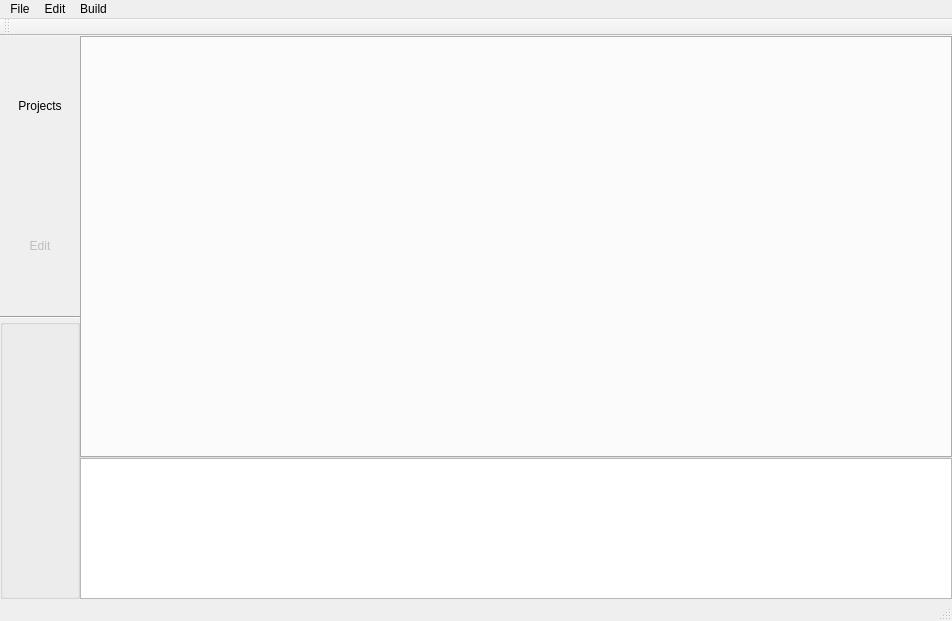
Before: the Qt Designer form mainwindow.ui in libresilicon/qtflow, drawn with Qt 5.
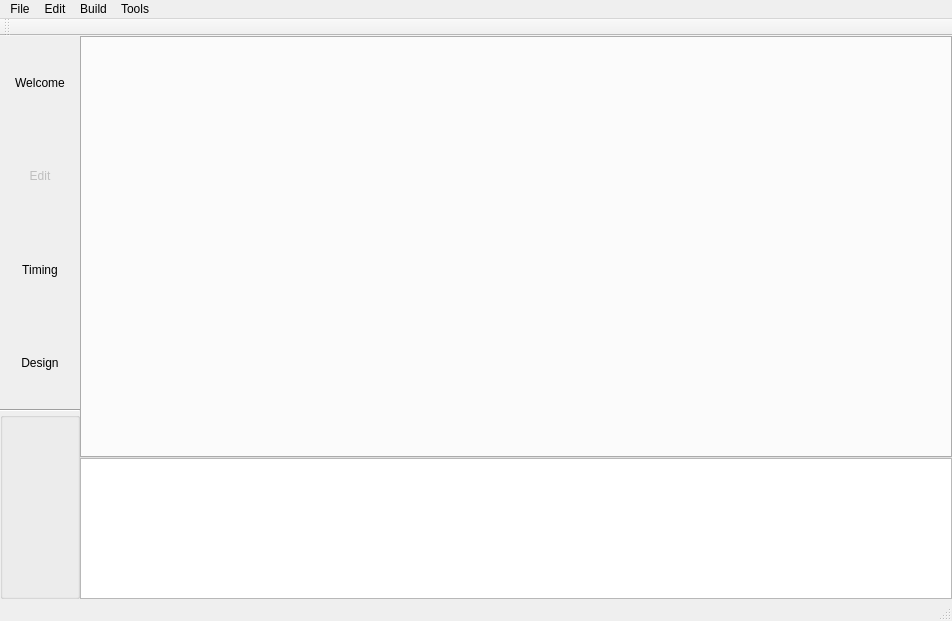
After: the same form once the commit is applied.

The edit to the form file:
```diff
--- a/mainwindow.ui
+++ b/mainwindow.ui
@@ -35,7 +35,7 @@
     </property>
     <item>
      <widget class="QFrame" name="buttonGroup">
-      <layout class="QVBoxLayout" name="verticalLayout" stretch="1,1,0,2">
+      <layout class="QVBoxLayout" name="verticalLayout" stretch="1,1,1,1,0,2">
        <property name="spacing">
         <number>0</number>
        </property>
@@ -59,14 +59,8 @@
            <verstretch>0</verstretch>
           </sizepolicy>
          </property>
-         <property name="minimumSize">
-          <size>
-           <width>0</width>
-           <height>0</height>
-          </size>
-         </property>
          <property name="text">
-          <string>Projects</string>
+          <string>Welcome</string>
          </property>
          <property name="flat">
           <bool>true</bool>
@@ -98,6 +92,38 @@
          </property>
         </widget>
        </item>
+       <item>
+        <widget class="QPushButton" name="mainTiming">
+         <property name="sizePolicy">
+          <sizepolicy hsizetype="Minimum" vsizetype="Expanding">
+           <horstretch>0</horstretch>
+           <verstretch>0</verstretch>
+          </sizepolicy>
+         </property>
+         <property name="text">
+          <string>Timing</string>
+         </property>
+         <property name="flat">
+          <bool>true</bool>
+         </property>
+        </widget>
+       </item>
+       <item>
+        <widget class="QPushButton" name="mainDesign">
+         <property name="sizePolicy">
+          <sizepolicy hsizetype="Minimum" vsizetype="Expanding">
+           <horstretch>0</horstretch>
+           <verstretch>0</verstretch>
+          </sizepolicy>
+         </property>
+         <property name="text">
+          <string>Design</string>
+         </property>
+         <property name="flat">
+          <bool>true</bool>
+         </property>
+        </widget>
+       </item>
        <item>
         <widget class="Line" name="bottomLeftLine">
          <property name="orientation">
@@ -181,9 +207,16 @@
     <addaction name="separator"/>
     <addaction name="quickBuild"/>
    </widget>
+   <widget class="QMenu" name="menuTools">
+    <property name="title">
+     <string>Tools</string>
+    </property>
+    <addaction name="menuOptions"/>
+   </widget>
    <addaction name="menuFile"/>
    <addaction name="menuEdit"/>
    <addaction name="menuBuild"/>
+   <addaction name="menuTools"/>
   </widget>
   <widget class="QToolBar" name="mainToolBar">
    <property name="windowTitle">
```
Left out of the diff: 7 changed lines with no effect on the pictures.
